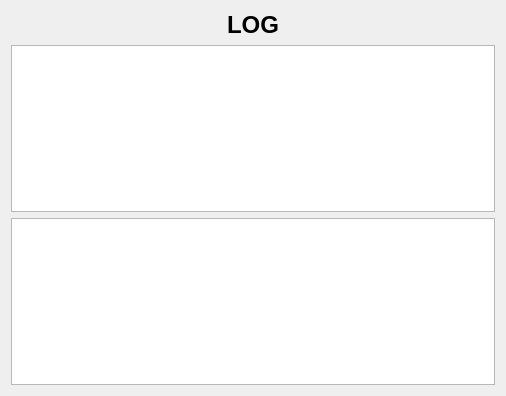
The window that heimdall_VS/heimdall_VS/LogWindow.ui (tbmt41projekt/heimdall) describes before a commit, drawn with Qt 5.
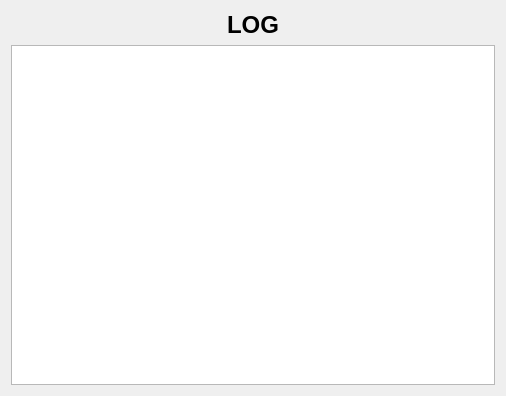
The same window after the commit.

```diff
--- a/heimdall_VS/heimdall_VS/LogWindow.ui
+++ b/heimdall_VS/heimdall_VS/LogWindow.ui
@@ -24,16 +24,6 @@
    <item>
     <widget class="QTextEdit" name="logText"/>
    </item>
-   <item>
-    <widget class="QPlainTextEdit" name="logTextEdit">
-     <property name="autoFillBackground">
-      <bool>false</bool>
-     </property>
-     <property name="readOnly">
-      <bool>true</bool>
-     </property>
-    </widget>
-   </item>
   </layout>
  </widget>
  <layoutdefault spacing="6" margin="11"/>
```
